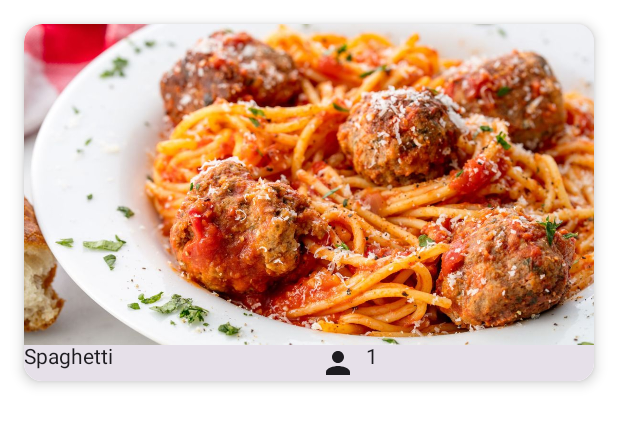
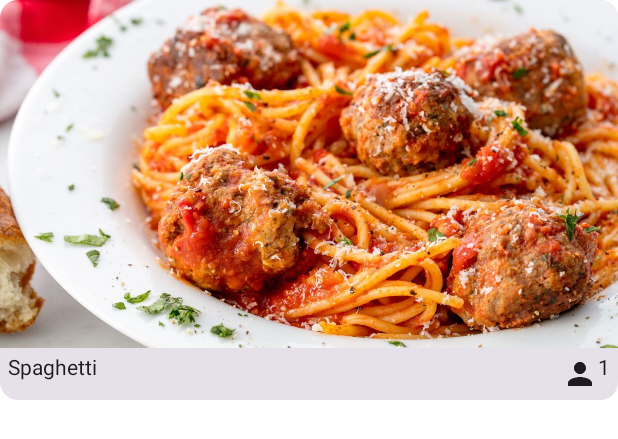
Before and after one commit to NeonBurst/DeliciousAndy, an Android app built with Jetpack Compose: the @Preview function RecipeCardPreview, on a phone screen of 412 x 824 dp. Shown: the top 439 px of the screen. Run offline under Robolectric (Android 15) with nearby library versions, the phone set to English and light mode, and no system bars.

Commit message:
Refactored RecipeCard.kt (#36)
Co-authored-by: Nestor <nestorchaoberger@gmail.com>

```diff
--- a/app/src/main/kotlin/com/example/deliciousandy/MainActivity.kt
+++ b/app/src/main/kotlin/com/example/deliciousandy/MainActivity.kt
@@ -97,7 +97,7 @@ class MainActivity : ComponentActivity() {
                       }
                     )
                     },
-                    modifier = Modifier.fillMaxSize(),
+                    modifier = Modifier.fillMaxSize().padding(16.dp),
                     containerColor = MaterialTheme.colorScheme.background
 
                 ) { padding ->
--- a/app/src/main/kotlin/com/example/deliciousandy/ui/components/RecipeCard.kt
+++ b/app/src/main/kotlin/com/example/deliciousandy/ui/components/RecipeCard.kt
@@ -3,12 +3,9 @@ package com.example.deliciousandy.ui.components
 import androidx.compose.foundation.Image
 import androidx.compose.foundation.clickable
 import androidx.compose.foundation.layout.Arrangement
-import androidx.compose.foundation.layout.Column
 import androidx.compose.foundation.layout.Row
-import androidx.compose.foundation.layout.fillMaxSize
 import androidx.compose.foundation.layout.fillMaxWidth
 import androidx.compose.foundation.layout.padding
-import androidx.compose.foundation.shape.RoundedCornerShape
 import androidx.compose.material.icons.Icons
 import androidx.compose.material.icons.filled.Delete
 import androidx.compose.material.icons.filled.Edit
@@ -17,16 +14,13 @@ import androidx.compose.material.icons.filled.Star
 import androidx.compose.material3.Card
 import androidx.compose.material3.Icon
 import androidx.compose.material3.MaterialTheme
-import androidx.compose.material3.Surface
 import androidx.compose.material3.Text
 import androidx.compose.runtime.Composable
 import androidx.compose.runtime.getValue
 import androidx.compose.runtime.mutableStateOf
 import androidx.compose.runtime.remember
 import androidx.compose.runtime.setValue
-import androidx.compose.ui.Alignment
 import androidx.compose.ui.Modifier
-import androidx.compose.ui.draw.clip
 import androidx.compose.ui.graphics.Color
 import androidx.compose.ui.res.painterResource
 import androidx.compose.ui.res.stringResource
@@ -40,74 +34,64 @@ fun RecipeCard(
     recipe: Recipe
 ) {
     var isExpanded by remember { mutableStateOf(false) }
+    val horizontalPadding = if (isExpanded) 16.dp else 0.dp
 
-    Surface(
-        modifier = Modifier.padding(16.dp),
-        shape = MaterialTheme.shapes.medium, shadowElevation = 5.dp
-
-    ) {
-        Column(
-            modifier = Modifier
-                .clickable {
-                    isExpanded = !isExpanded
-
-                }
-        ) {
     Card(
-                modifier = Modifier.fillMaxWidth()
-            ) {
-                Image(
-                    painter = painterResource(R.drawable.test_spagetti),
-                    contentDescription = "Food Picture"
-                )
-                Row(
+        shape = MaterialTheme.shapes.medium,
         modifier = Modifier
             .fillMaxWidth()
-                ) {
-                    Text(text = recipe.name, modifier = Modifier.weight(1f))
-                    Icon(
-                        imageVector = Icons.Default.Person,
-                        contentDescription = "People",
-                        modifier = Modifier.weight(0.2f)
-                    )
-                    Text(text = recipe.servingSize.toString(), modifier = Modifier.weight(0.8f))
-                }
-
-            }
-        }
-        if (isExpanded) { // TODO Combine expanded and not expanded
-            Card(
-                modifier = Modifier
-                    .fillMaxSize() // Make the Card take the full available space
             .clickable {
                 isExpanded = !isExpanded
             }
     ) {
-                Column(
-                    modifier = Modifier
-                        .fillMaxSize() // Make the Column take the full available space
-                        .padding(16.dp), // Add padding for better aesthetics
-                    verticalArrangement = Arrangement.Center,
-                    horizontalAlignment = Alignment.CenterHorizontally
-                ) {
+        if (isExpanded) {
             Text(
                 text = recipe.name,
                 style = MaterialTheme.typography.titleLarge,
                 modifier = Modifier
                     .fillMaxWidth() // Make the Text take the full width
                     .padding(bottom = 8.dp) // Add bottom padding for separation
+                    .padding(horizontal = horizontalPadding)
             )
+        }
 
         Image(
+            modifier = Modifier
+                .padding(horizontal = horizontalPadding),
             painter = painterResource(R.drawable.test_spagetti),
-                        contentDescription = "Food Picture",
-                        modifier = Modifier.clip(RoundedCornerShape(10.dp))
+            contentDescription = stringResource(R.string.picture_of) + recipe.name
         )
+        Row(
+            modifier = Modifier
+                .fillMaxWidth()
+                .padding(5.dp)
+                .padding(horizontal = horizontalPadding),
+            horizontalArrangement = if (isExpanded) Arrangement.End else Arrangement.Absolute.SpaceBetween,
 
+            ) {
+            if (!isExpanded) {
+                Text(
+                    text = recipe.name,
+                )
+            }
+            Row {
+                Icon(
+                    imageVector = Icons.Default.Person,
+                    contentDescription = stringResource(id = R.string.serving_size),
+                )
+                Text(
+                    text = recipe.servingSize.toString(),
+                )
+            }
+        }
+
+        if (isExpanded) {
             Text(
                 text = recipe.body,
                 style = MaterialTheme.typography.bodyMedium,
-                        modifier = Modifier.fillMaxWidth() // Make the Text take the full width
+                modifier = Modifier
+                    .fillMaxWidth()
+                    .padding(horizontal = horizontalPadding), // Make the Text take the full width
             )
 
             Row {
@@ -123,15 +107,11 @@ fun RecipeCard(
                     contentDescription = stringResource(R.string.edit),
                 ) { println("Edit Pressed") }
 
-
                 IconBtn(
                     imageVector = Icons.Default.Delete,
                     tint = Color.Black,
                     contentDescription = stringResource(R.string.delete),
                 ) { println("Delete Pressed") }
-
-                    }
-                }
             }
         }
     }
--- a/app/src/main/res/values/strings.xml
+++ b/app/src/main/res/values/strings.xml
@@ -14,4 +14,5 @@
     <string name="edit">Edit</string>
     <string name="delete">Delete</string>
     <string name="cancel">Cancel</string>
+    <string name="picture_of" translatable="false">"Picture of "</string>
 </resources>
```
Lines whose indentation alone changed are shown as unchanged.
